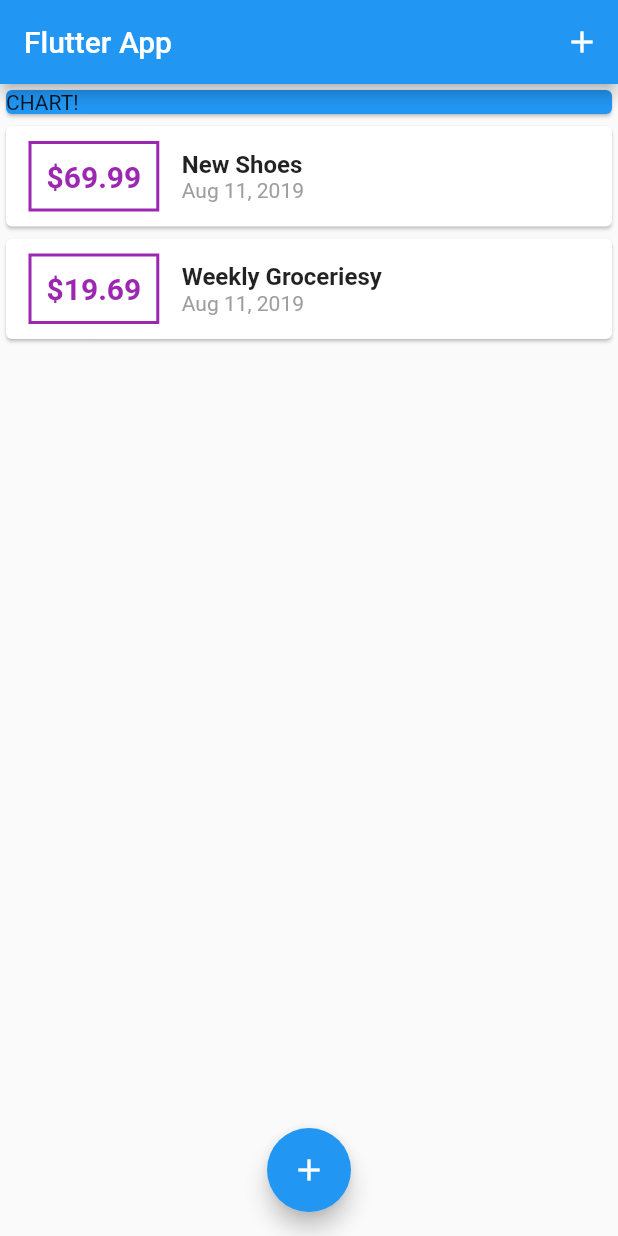
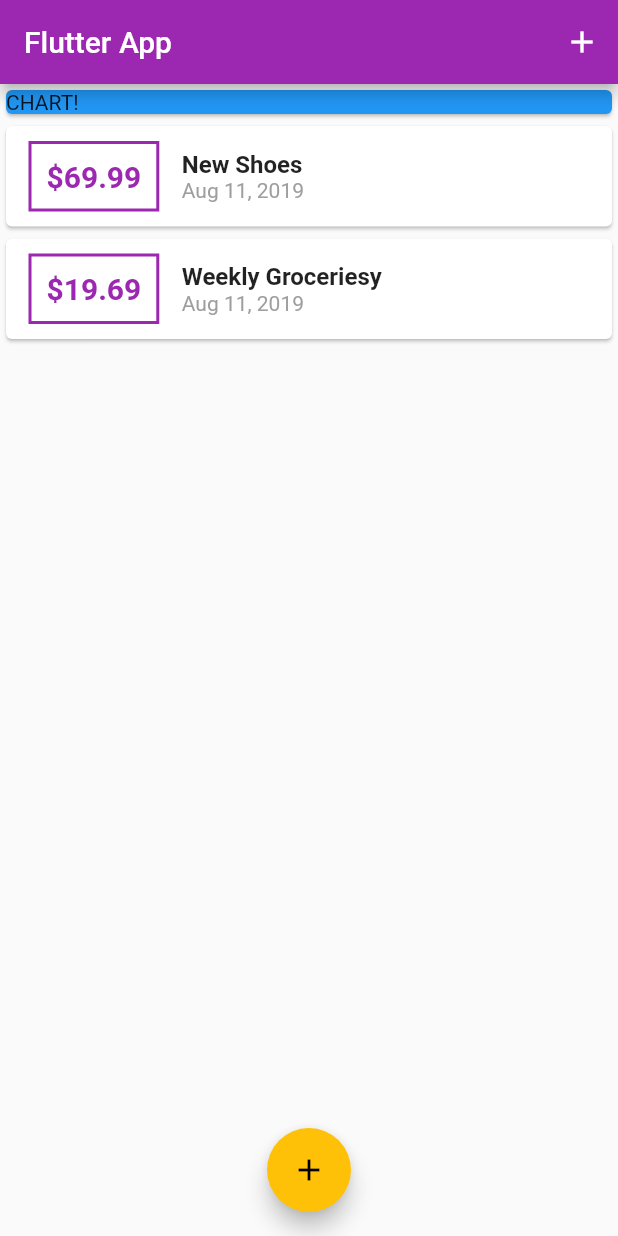
Before and after one commit to CodenameCOTC/personale, a Flutter app: the screen it shows after launch, on a phone screen of 412 x 824 dp. Run offline on Flutter 3.47's test engine with Material 2 defaults, Android fonts, the phone set to English and light mode, and no system bars.

Commit message:
add theme

```diff
--- a/lib/main.dart
+++ b/lib/main.dart
@@ -10,7 +10,11 @@ class MyApp extends StatelessWidget {
   @override
   Widget build(BuildContext context) {
     return MaterialApp(
-      title: 'Flutter App',
+      title: 'Personal Expense',
+      theme: ThemeData(
+        primarySwatch: Colors.purple,
+        accentColor: Colors.amber,
+      ),
       home: MyHomePage(),
     );
   }
--- a/lib/widgets/transaction_list.dart
+++ b/lib/widgets/transaction_list.dart
@@ -23,7 +23,7 @@ class TransactionList extends StatelessWidget {
                   decoration: BoxDecoration(
                     border: Border.all(
                       width: 2,
-                      color: Colors.purple,
+                      color: Theme.of(context).primaryColor,
                     ),
                   ),
                   padding: EdgeInsets.all(10),
@@ -32,7 +32,7 @@ class TransactionList extends StatelessWidget {
                     style: TextStyle(
                       fontWeight: FontWeight.bold,
                       fontSize: 20,
-                      color: Colors.purple,
+                      color: Theme.of(context).primaryColor,
                     ),
                   ),
                 ),
```
